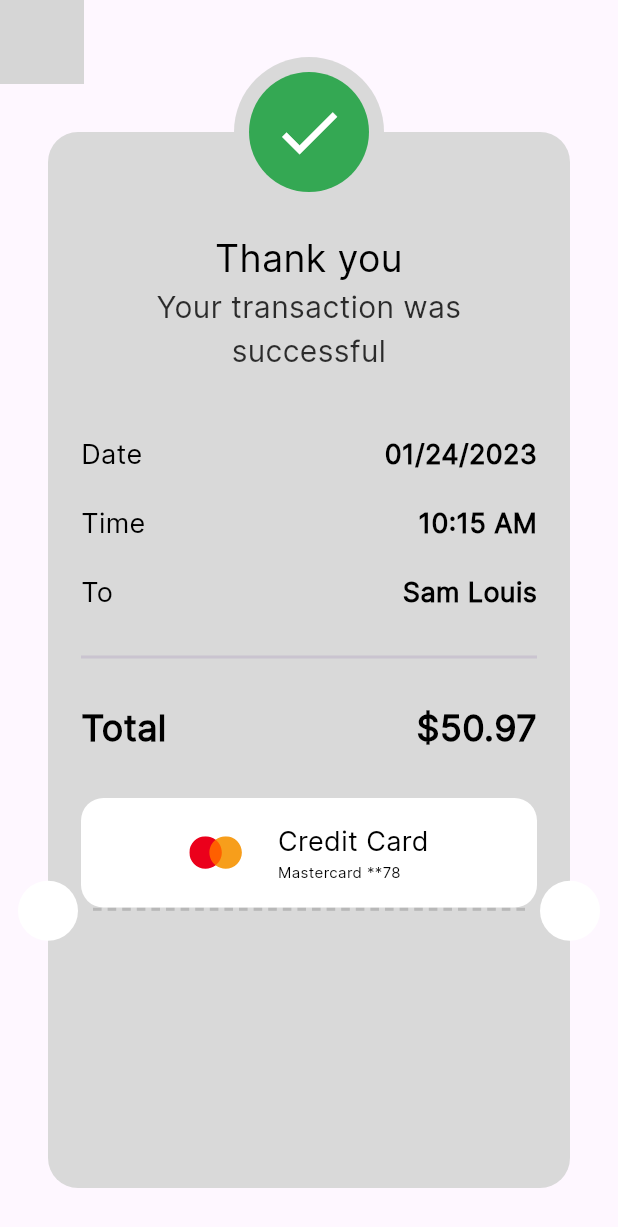
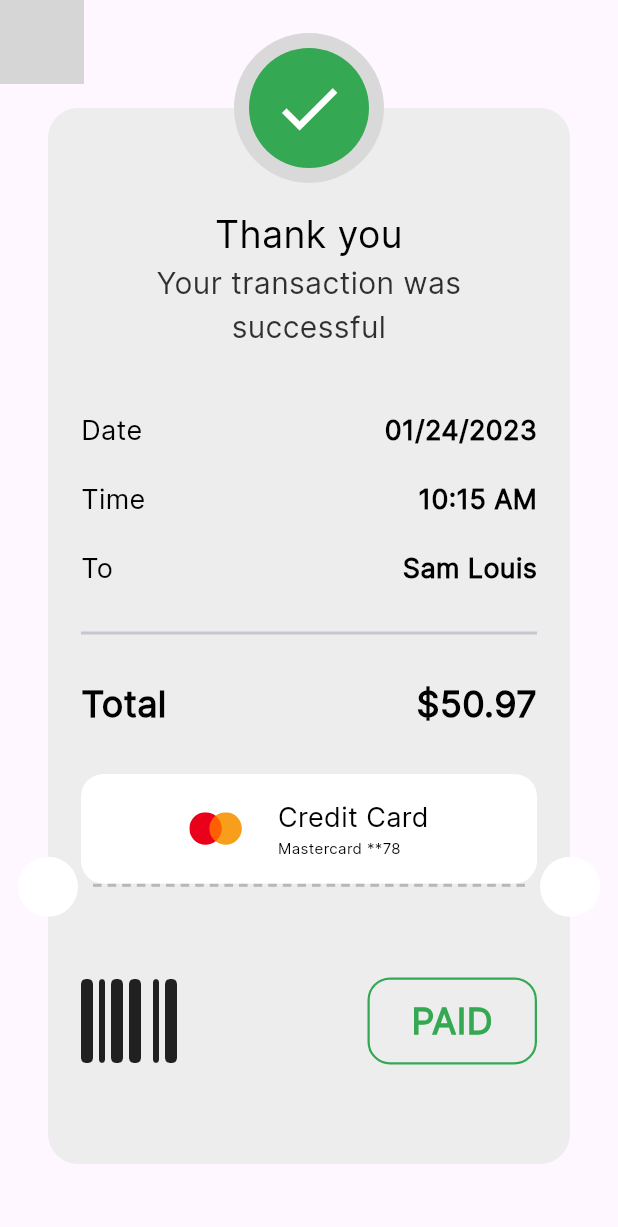
Before and after one commit to YosophAhmed/payment, a Flutter app: the ThankYouView screen opened directly, on a phone screen of 412 x 824 dp. Shown: the top 1227 px of the screen. Run offline on Flutter 3.47's test engine with Material 3 defaults, Android fonts, the phone set to English and light mode, and no system bars; our stand-ins replace flutter_credit_card, flutter_svg, font_awesome_flutter; grey boxes are pictures that could not be loaded.

Commit message:
UI is Finished

```diff
--- a/lib/presentation/views/thank_you_view.dart
+++ b/lib/presentation/views/thank_you_view.dart
@@ -12,7 +12,10 @@ class ThankYouView extends StatelessWidget {
       appBar: buildAppBar(
         title: '',
       ),
-      body: const ThankYouViewBody(),
+      body: Transform.translate(
+        offset: const Offset(0, -16),
+        child: const ThankYouViewBody(),
+      ),
     );
   }
 }
--- a/lib/presentation/widgets/thank_you_card.dart
+++ b/lib/presentation/widgets/thank_you_card.dart
@@ -1,4 +1,5 @@
 import 'package:flutter/material.dart';
+import 'package:font_awesome_flutter/font_awesome_flutter.dart';
 import 'package:payment/core/styles.dart';
 import 'package:payment/presentation/widgets/payment_item_info.dart';
 import 'package:payment/presentation/widgets/total_price.dart';
@@ -12,9 +13,8 @@ class ThankYouCard extends StatelessWidget {
   Widget build(BuildContext context) {
     return Container(
       width: double.infinity,
-      height: 1200,
       decoration: ShapeDecoration(
-        color: const Color(0xffD9D9D9),
+        color: const Color(0xffEDEDED),
         shape: RoundedRectangleBorder(
           borderRadius: BorderRadius.circular(20),
         ),
@@ -70,6 +70,41 @@ class ThankYouCard extends StatelessWidget {
               height: 30,
             ),
             const CardInfoWidget(),
+            const Spacer(),
+            Row(
+              mainAxisAlignment: MainAxisAlignment.spaceBetween,
+              children: [
+                const Icon(
+                  FontAwesomeIcons.barcode,
+                  size: 64,
+                ),
+                Container(
+                  width: 113,
+                  height: 58,
+                  decoration: ShapeDecoration(
+                    shape: RoundedRectangleBorder(
+                      side: const BorderSide(
+                        width: 1.50,
+                        color: Color(0xFF34A853),
+                      ),
+                      borderRadius: BorderRadius.circular(15),
+                    ),
+                  ),
+                  child: Center(
+                    child: Text(
+                      'PAID',
+                      textAlign: TextAlign.center,
+                      style: Styles.style24.copyWith(
+                        color: const Color(0xff34A853),
+                      ),
+                    ),
+                  ),
+                ),
+              ],
+            ),
+            SizedBox(
+              height: (MediaQuery.of(context).size.height * 0.2 + 20) / 2 - 29,
+            ),
           ],
         ),
       ),
--- a/pubspec.yaml
+++ b/pubspec.yaml
@@ -37,6 +37,7 @@ dependencies:
   cupertino_icons: ^1.0.2
   flutter_svg:
   flutter_credit_card: ^4.0.1
+  font_awesome_flutter:
 
 dev_dependencies:
   flutter_test:
```
Also changed, not shown: lib/presentation/widgets/my_cart_view_body.dart (+11 -4 lines), lib/presentation/widgets/payment_methods_buttom_sheet.dart (added, +30 -0 lines), pubspec.lock.
